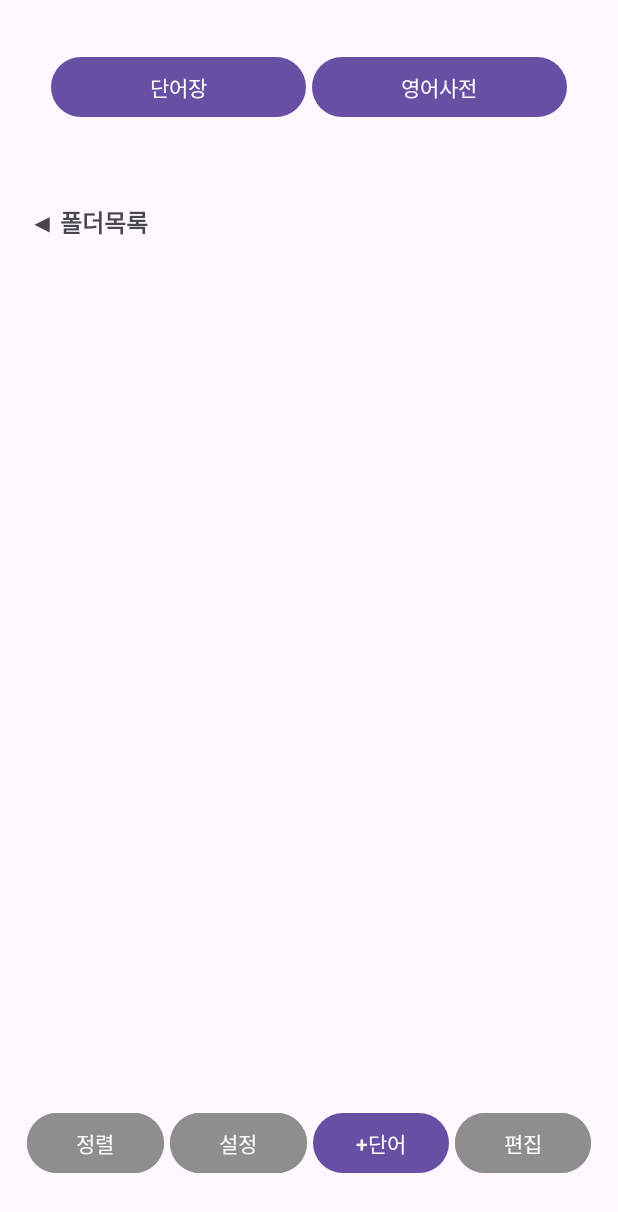
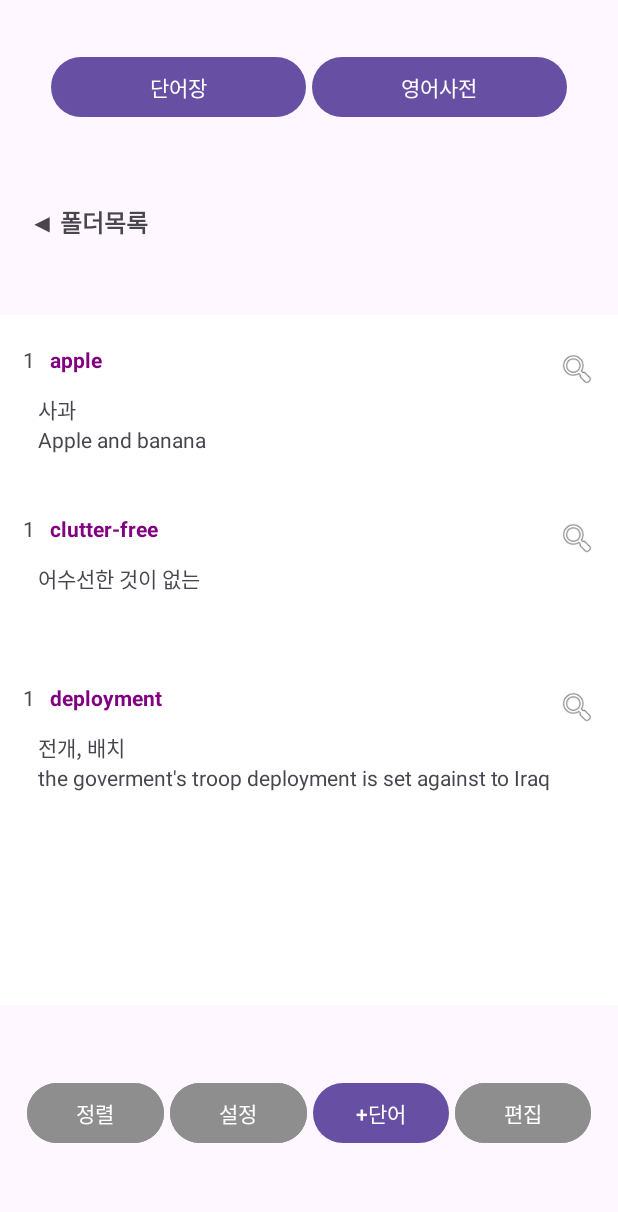
Before and after one commit to dmsgktn0523/toggleworld, an Android app: the screen it shows after launch (MainActivity), on a phone screen of 412 x 824 dp. Shown: the top 1212 px of the screen. Run offline under Robolectric (Android 15) with nearby library versions, the phone set to English and light mode, and no system bars.

Commit message:
Day 15 after updating [RecyclerView] - Constructed Recycler view for frag1.xml

```diff
--- a/app/build.gradle.kts
+++ b/app/build.gradle.kts
@@ -52,4 +52,6 @@ dependencies {
     })
     implementation("org.jsoup:jsoup:1.14.3")
 
+    implementation("androidx.recyclerview:recyclerview:1.3.2")
+
 }
--- a/app/src/main/AndroidManifest.xml
+++ b/app/src/main/AndroidManifest.xml
@@ -27,6 +27,8 @@
 
                 <category android:name="android.intent.category.LAUNCHER" />
             </intent-filter>
+
+
         </activity>
 
     </application>
--- /dev/null
+++ b/app/src/main/java/com/hello/toggleworld/CustomAdapter.kt
@@ -0,0 +1,30 @@
+package com.hello.toggleworld
+
+import android.view.LayoutInflater
+import android.view.View
+import android.view.ViewGroup
+import androidx.recyclerview.widget.RecyclerView
+import com.hello.toggleworld.databinding.WordsRecyclerViewBinding
+
+class CustomAdapter(val savedWordsList : ArrayList<savedWords>) : RecyclerView.Adapter<CustomAdapter.Holder>() {
+    override fun getItemCount(): Int {
+        return savedWordsList.size
+    }
+
+    override fun onCreateViewHolder(parent: ViewGroup, viewType: Int): CustomAdapter.Holder {
+        val binding = WordsRecyclerViewBinding.inflate(LayoutInflater.from(parent.context), parent, false)
+        return Holder(binding)
+    }
+
+    override fun onBindViewHolder(holder: CustomAdapter.Holder, position: Int) {
+        holder.word.text = savedWordsList[position].word
+        holder.meaning.text = savedWordsList[position].meaning
+        holder.sentence.text = savedWordsList[position].sentence
+    }
+
+    inner class Holder(val binding: WordsRecyclerViewBinding) : RecyclerView.ViewHolder(binding.root) {
+        val word = binding.textWord
+        val meaning = binding.textMeaning
+        val sentence = binding.textSentence
+    }
+}
--- a/app/src/main/java/com/hello/toggleworld/Fragment1.kt
+++ b/app/src/main/java/com/hello/toggleworld/Fragment1.kt
@@ -1,24 +1,21 @@
 package com.hello.toggleworld
 
-import android.content.Intent
 import android.os.Bundle
 import android.view.LayoutInflater
 import android.view.View
 import android.view.ViewGroup
+import android.widget.ListView
 import androidx.fragment.app.Fragment
 import androidx.fragment.app.FragmentManager
-import com.hello.toggleworld.databinding.ActivityMainBinding
 import com.hello.toggleworld.databinding.Frag1Binding
-import com.hello.toggleworld.databinding.Frag1AddingWordBinding
+import com.hello.toggleworld.databinding.WordsRecyclerViewBinding
+import androidx.recyclerview.widget.LinearLayoutManager
+
 
 class Fragment1 : Fragment() {
     private lateinit var binding: Frag1Binding
 
-    override fun onCreateView(
-        inflater: LayoutInflater,
-        container: ViewGroup?,
-        savedInstanceState: Bundle?
-    ): View? {
+    override fun onCreateView(inflater: LayoutInflater, container: ViewGroup?, savedInstanceState: Bundle?): View? {
         binding = Frag1Binding.inflate(inflater, container, false)
         return binding.root
     }
@@ -28,6 +25,22 @@ class Fragment1 : Fragment() {
         binding.btnBottomFragment3.setOnClickListener {
             replaceFragment(Frag1AddingWord())
         }
+
+        // savedWordsList 생성
+        val savedWordsList = ArrayList<savedWords>()
+        savedWordsList.add(savedWords("apple", "사과", "Apple and banana"))
+        savedWordsList.add(savedWords("clutter-free", "어수선한 것이 없는", ""))
+        savedWordsList.add(savedWords("deployment", "전개, 배치", "the goverment's troop deployment is set against to Iraq"))
+
+        // CustomAdapter 설정
+        val customAdapter = CustomAdapter(savedWordsList)
+        binding.wordsRecyclerView.adapter = customAdapter
+
+
+        // LinearLayoutManager 설정
+        val layoutManager = LinearLayoutManager(requireContext())
+        binding.wordsRecyclerView.layoutManager = layoutManager
+
     }
 
     private fun replaceFragment(fragment: Fragment) {
@@ -40,4 +53,19 @@ class Fragment1 : Fragment() {
 
 
 
+
+
+
+
+
+
+//
+//    fun addWordToList(word: String, meaning: String) {
+//        // Frag1AddingWord 으로부터 전달받은 단어와 뜻을 words_list에 추가하는 로직을 구현
+//        val fragment1 = parentFragmentManager.findFragmentByTag("fragment1") as? Fragment1
+//        fragment1?.addWordToList(word, meaning)
+//    }
+
+
+
 }
--- a/app/src/main/java/com/hello/toggleworld/MainActivity.kt
+++ b/app/src/main/java/com/hello/toggleworld/MainActivity.kt
@@ -70,5 +70,4 @@ class MainActivity : AppCompatActivity(), Frag1QuickAdd.OnReturnButtonClickListe
 
 
 
-
 }
--- /dev/null
+++ b/app/src/main/java/com/hello/toggleworld/savedWords.kt
@@ -0,0 +1,3 @@
+package com.hello.toggleworld
+
+data class savedWords(val word : String, val meaning : String, val sentence : String)
--- a/app/src/main/res/layout/frag1.xml
+++ b/app/src/main/res/layout/frag1.xml
@@ -26,15 +26,17 @@
 
     <!--        height 표시하는 더 좋은 방법 필요!!! -->
     <FrameLayout
-        android:layout_width="wrap_content"
-        android:layout_height="540dp">
+        android:layout_width="match_parent"
+        android:layout_height="520dp">
 
 
-        <ListView
-            android:id="@+id/words_list"
+        <androidx.recyclerview.widget.RecyclerView
+            android:id="@+id/words_recycler_view"
             android:layout_width="match_parent"
             android:layout_height="match_parent"
-            android:layout_margin="2dp" />
+            android:background="@color/white"
+            android:layout_marginTop="30dp"
+            android:layout_marginBottom="30dp"/>
 
     </FrameLayout>
 
--- /dev/null
+++ b/app/src/main/res/layout/words_recycler_view.xml
@@ -0,0 +1,58 @@
+<?xml version="1.0" encoding="utf-8"?>
+<LinearLayout xmlns:android="http://schemas.android.com/apk/res/android"
+    xmlns:app="http://schemas.android.com/apk/res-auto"
+    android:layout_width="match_parent"
+    android:layout_height="wrap_content"
+    android:orientation="vertical"
+    android:paddingHorizontal="15dp"
+    android:paddingVertical="20dp">
+
+    <LinearLayout
+        android:layout_width="match_parent"
+        android:layout_height="wrap_content"
+        android:orientation="horizontal">
+
+        <TextView
+            android:id="@+id/text_word_number"
+            android:layout_width="wrap_content"
+            android:layout_height="wrap_content"
+            android:text="1" />
+
+        <TextView
+            android:id="@+id/text_word"
+            android:layout_width="match_parent"
+            android:layout_height="wrap_content"
+            android:layout_weight="1"
+            android:paddingHorizontal="10dp"
+            android:text="단어"
+            android:textStyle="bold"
+            android:textColor="#800080"/>
+
+        <ImageView
+            android:id="@+id/img_list_search"
+            android:layout_width="wrap_content"
+            android:layout_height="wrap_content"
+            android:layout_weight="0.2"
+            app:srcCompat="@android:drawable/ic_menu_search" />
+
+    </LinearLayout>
+
+    <TextView
+        android:id="@+id/text_meaning"
+        android:layout_width="match_parent"
+        android:layout_height="wrap_content"
+        android:layout_weight="1"
+        android:paddingHorizontal="10dp"
+        android:text="단어 뜻" />
+
+    <TextView
+        android:id="@+id/text_sentence"
+        android:layout_width="match_parent"
+        android:layout_height="wrap_content"
+        android:layout_weight="1"
+        android:paddingHorizontal="10dp"
+        android:text="예문" />
+
+
+
+</LinearLayout>
```
Also changed, not shown: app/src/main/java/com/hello/toggleworld/Frag1QuickAdd.kt (+20 -0 lines), app/src/main/java/com/hello/toggleworld/wordsRecyclerView.kt (added, +42 -0 lines).
